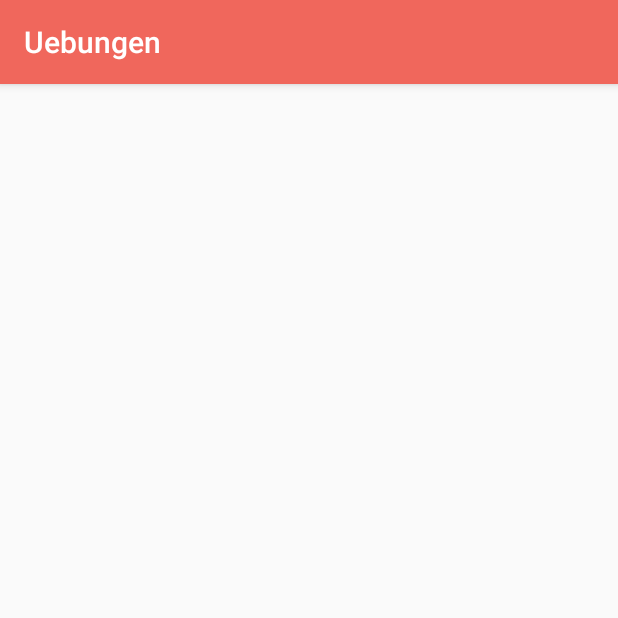
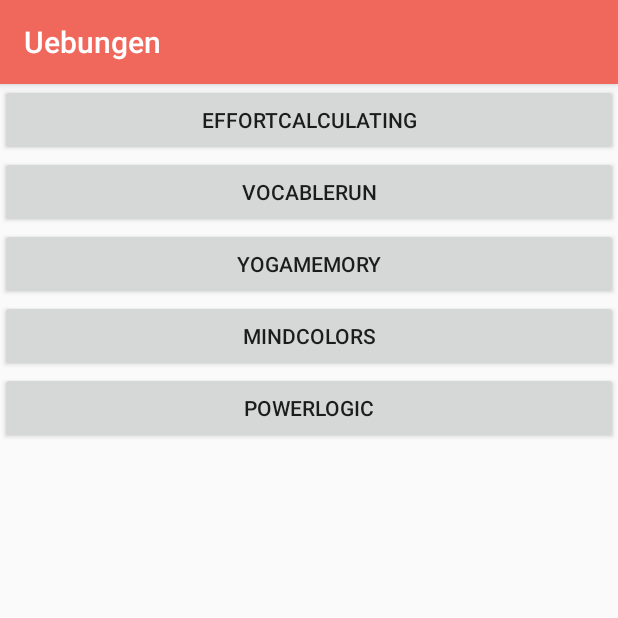
Before and after one commit to StefanSator/zapp-brealth, an Android app: the BrealthUebungen screen opened directly, with no data from a screen before it, on a phone screen of 412 x 824 dp, the top half of it. Run offline under Robolectric (Android 15) with nearby library versions, the phone set to English and light mode, and no system bars.

Commit message:
Menu of brealth Tasks adapted

```diff
--- a/app/src/main/AndroidManifest.xml
+++ b/app/src/main/AndroidManifest.xml
@@ -57,6 +57,7 @@
         <activity android:name=".FarbenEndscreen" android:label="Ergebnis"></activity>
         <activity android:name=".BrealthUebungen" android:label="Uebungen"></activity>
         <activity android:name=".BrealthTest" android:label="Test"></activity>
+        <activity android:name=".EffortCalculatingTask" android:label="EffortCalculating"></activity>
         <receiver android:name=".AlarmReceiver" android:enabled="true" android:process=":remote" />
 
     </application>
--- a/app/src/main/java/com/example/stefansator/brealth/BrealthUebungen.java
+++ b/app/src/main/java/com/example/stefansator/brealth/BrealthUebungen.java
@@ -1,11 +1,18 @@
 package com.example.stefansator.brealth;
 
+import android.content.Intent;
 import android.os.Bundle;
 import android.support.v7.app.AppCompatActivity;
+import android.view.View;
 
 public class BrealthUebungen extends AppCompatActivity {
     protected void onCreate(Bundle savedInstanceState) {
         super.onCreate(savedInstanceState);
         setContentView(R.layout.activity_brealthuebungen);
     }
+
+    public void gotoEffortCalculatingTask(View view) {
+        Intent effortIntent = new Intent(BrealthUebungen.this, EffortCalculatingTask.class);
+        BrealthUebungen.this.startActivity(effortIntent);
+    }
 }
--- /dev/null
+++ b/app/src/main/java/com/example/stefansator/brealth/EffortCalculatingTask.java
@@ -0,0 +1,16 @@
+package com.example.stefansator.brealth;
+
+import android.os.Bundle;
+import android.support.v7.app.AppCompatActivity;
+
+/**
+ * Created by StefanSator on 30.05.18.
+ */
+
+public class EffortCalculatingTask extends AppCompatActivity {
+
+    protected void onCreate(Bundle savedInstanceState) {
+        super.onCreate(savedInstanceState);
+        setContentView(R.layout.activity_effortcalculating);
+    }
+}
--- a/app/src/main/res/layout/activity_brealthuebungen.xml
+++ b/app/src/main/res/layout/activity_brealthuebungen.xml
@@ -1,6 +1,38 @@
 <?xml version="1.0" encoding="utf-8"?>
-<android.support.constraint.ConstraintLayout
-    xmlns:android="http://schemas.android.com/apk/res/android" android:layout_width="match_parent"
-    android:layout_height="match_parent">
+<LinearLayout xmlns:android="http://schemas.android.com/apk/res/android"
+    android:layout_width="match_parent"
+    android:layout_height="match_parent"
+    android:orientation="vertical">
 
-</android.support.constraint.ConstraintLayout>
+
+    <Button
+        android:id="@+id/button3"
+        android:layout_width="match_parent"
+        android:layout_height="wrap_content"
+        android:onClick="gotoEffortCalculatingTask"
+        android:text="EffortCalculating" />
+
+    <Button
+        android:id="@+id/button4"
+        android:layout_width="match_parent"
+        android:layout_height="wrap_content"
+        android:text="VocableRun" />
+
+    <Button
+        android:id="@+id/button5"
+        android:layout_width="match_parent"
+        android:layout_height="wrap_content"
+        android:text="YogaMemory" />
+
+    <Button
+        android:id="@+id/button6"
+        android:layout_width="match_parent"
+        android:layout_height="wrap_content"
+        android:text="MindColors" />
+
+    <Button
+        android:id="@+id/button7"
+        android:layout_width="match_parent"
+        android:layout_height="wrap_content"
+        android:text="PowerLogic" />
+</LinearLayout>
--- /dev/null
+++ b/app/src/main/res/layout/activity_effortcalculating.xml
@@ -0,0 +1,6 @@
+<?xml version="1.0" encoding="utf-8"?>
+<android.support.constraint.ConstraintLayout
+    xmlns:android="http://schemas.android.com/apk/res/android" android:layout_width="match_parent"
+    android:layout_height="match_parent">
+
+</android.support.constraint.ConstraintLayout>
```
